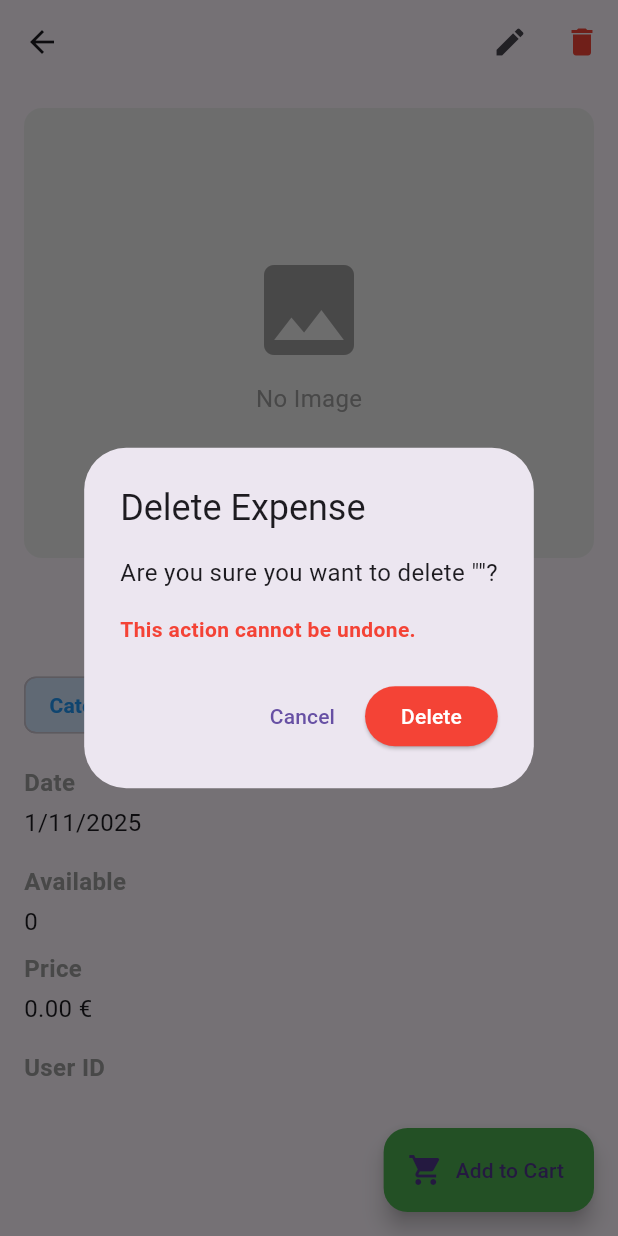
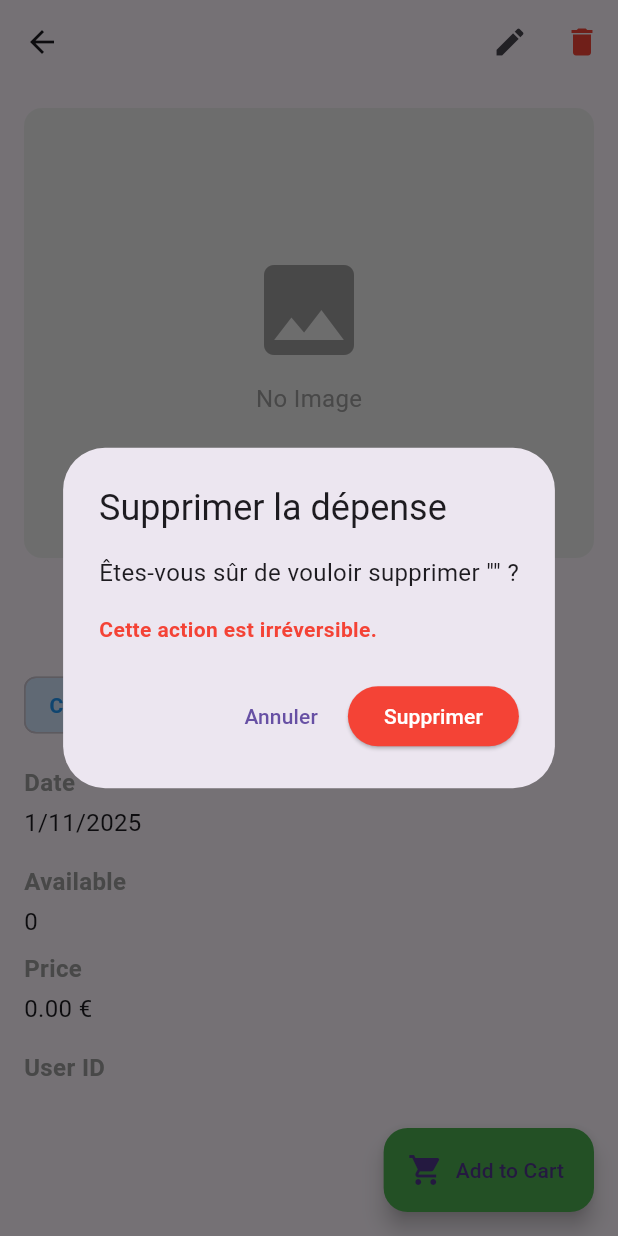
Before and after one commit to youssefgr/ProjetFlutterYoussef, a Flutter app: the ExpensesDetail screen opened directly with empty values, after a tap on the "delete" icon, on a phone screen of 412 x 824 dp. Run offline on Flutter 3.47's test engine with Material 3 defaults, Android fonts, the phone set to English and light mode, and no system bars; our stand-ins replace image_picker, supabase_flutter; missing offline and left inert: flutter_gcaptcha_v3, flutter_inappwebview; accounts and stored records are empty.

Commit message:
correction du probleme daffichage apres update

```diff
--- a/lib/Views/Youssef/Expenses Crud/expenses_delete.dart
+++ b/lib/Views/Youssef/Expenses Crud/expenses_delete.dart
@@ -2,6 +2,7 @@ import 'dart:io';
 import 'package:flutter/material.dart';
 import 'package:projetflutteryoussef/Models/Youssef/expenses_you.dart';
 import 'package:projetflutteryoussef/utils/image_utils.dart';
+import 'package:supabase_flutter/supabase_flutter.dart';
 
 class ExpensesDelete extends StatelessWidget {
   final Expenses expense;
@@ -12,21 +13,54 @@ class ExpensesDelete extends StatelessWidget {
     required this.expense,
     required this.onDelete,
   });
+  Future<void> _deleteExpense(BuildContext context) async {
+    try {
+      // Supprime l'image liée dans le storage si elle existe
+      if (expense.imageURL.isNotEmpty) {
+        await ImageUtils.deleteImage(expense.imageURL);
+      }
+
+      // Supprime la dépense dans Supabase
+      await Supabase.instance.client
+          .from('Expenses')
+          .delete()
+          .eq('id', expense.id);
+
+      // Appelle le callback onDelete (mise à jour UI ou re-fetch)
+      onDelete();
+
+      Navigator.pop(context);
+
+      ScaffoldMessenger.of(context).showSnackBar(
+        SnackBar(
+          content: Text('"${expense.title}" supprimée avec succès'),
+          backgroundColor: Colors.green,
+        ),
+      );
+    } catch (e) {
+      ScaffoldMessenger.of(context).showSnackBar(
+        SnackBar(
+          content: Text('Erreur lors de la suppression : $e'),
+          backgroundColor: Colors.red,
+        ),
+      );
+    }
+  }
+
 
   @override
   Widget build(BuildContext context) {
     return AlertDialog(
-      title: const Text('Delete Expense'),
+      title: const Text('Supprimer la dépense'),
       content: Column(
         mainAxisSize: MainAxisSize.min,
         crossAxisAlignment: CrossAxisAlignment.start,
         children: [
           Text(
-            'Are you sure you want to delete "${expense.title}"?',
+            'Êtes-vous sûr de vouloir supprimer "${expense.title}" ?',
             style: const TextStyle(fontSize: 16),
           ),
           const SizedBox(height: 16),
-
           if (expense.imageURL.isNotEmpty) ...[
             FutureBuilder<File?>(
               future: ImageUtils.getImageFile(expense.imageURL),
@@ -53,9 +87,8 @@ class ExpensesDelete extends StatelessWidget {
             ),
             const SizedBox(height: 16),
           ],
-
           const Text(
-            'This action cannot be undone.',
+            'Cette action est irréversible.',
             style: TextStyle(color: Colors.red, fontWeight: FontWeight.bold),
           ),
         ],
@@ -63,32 +96,15 @@ class ExpensesDelete extends StatelessWidget {
       actions: [
         TextButton(
           onPressed: () => Navigator.pop(context),
-          child: const Text('Cancel'),
+          child: const Text('Annuler'),
         ),
         ElevatedButton(
-          onPressed: () async {
-            // Suppression de l'image liée à la dépense
-            if (expense.imageURL.isNotEmpty) {
-              await ImageUtils.deleteImage(expense.imageURL);
-            }
-
-            // Exécution du callback de suppression
-            onDelete();
-
-            Navigator.pop(context);
-
-            ScaffoldMessenger.of(context).showSnackBar(
-              SnackBar(
-                content: Text('"${expense.title}" deleted successfully'),
-                backgroundColor: Colors.green,
-              ),
-            );
-          },
+          onPressed: () => _deleteExpense(context),
           style: ElevatedButton.styleFrom(
             backgroundColor: Colors.red,
             foregroundColor: Colors.white,
           ),
-          child: const Text('Delete'),
+          child: const Text('Supprimer'),
         ),
       ],
     );
--- a/lib/Views/Youssef/Expenses Crud/expenses_detail.dart
+++ b/lib/Views/Youssef/Expenses Crud/expenses_detail.dart
@@ -7,7 +7,7 @@ import 'expenses_delete.dart';
 import 'package:projetflutteryoussef/Views/Youssef/Expenses Crud/expenses_edit.dart';
 import 'package:projetflutteryoussef/Views/Youssef/Cart/cart_view.dart';
 
-class ExpensesDetail extends StatelessWidget {
+class ExpensesDetail extends StatefulWidget {
   final Expenses expense;
   final Function(Expenses)? onUpdate;
   final Function(String)? onDelete;
@@ -20,43 +20,61 @@ class ExpensesDetail extends StatelessWidget {
   });
 
   @override
+  State<ExpensesDetail> createState() => _ExpensesDetailState();
+}
+
+class _ExpensesDetailState extends State<ExpensesDetail> {
+  late Expenses _currentExpense;
+
+  @override
+  void initState() {
+    super.initState();
+    _currentExpense = widget.expense;
+  }
+
+  void _handleUpdate(Expenses updatedExpense) {
+    setState(() {
+      _currentExpense = updatedExpense;
+    });
+    if (widget.onUpdate != null) {
+      widget.onUpdate!(updatedExpense);
+    }
+  }
+
+  @override
   Widget build(BuildContext context) {
     return Scaffold(
       appBar: AppBar(
-        title: Text(expense.title),
+        title: Text(_currentExpense.title),
         actions: [
-          // Edit item
           IconButton(
             icon: const Icon(Icons.edit),
             tooltip: 'Edit',
             onPressed: () {
               Navigator.push(
                 context,
-                MaterialPageRoute(
-                  builder: (context) => ExpensesEdit(expense: expense),
-                ),
+                MaterialPageRoute(builder: (context) => ExpensesEdit(expense: _currentExpense)),
               ).then((updatedExpense) {
-                if (updatedExpense != null) {
-                  onUpdate?.call(updatedExpense);
-                  Navigator.pop(context, updatedExpense);
+                if (updatedExpense != null && updatedExpense is Expenses) {
+                  _handleUpdate(updatedExpense);
                 }
               });
             },
           ),
-          // Delete item
           IconButton(
             icon: const Icon(Icons.delete, color: Colors.red),
             tooltip: 'Delete',
             onPressed: () {
               showDialog(
                 context: context,
-                builder: (context) =>
-                    ExpensesDelete(
-                      expense: expense,
-                      onDelete: () {
-                        onDelete?.call(expense.id);
-                      },
-                    ),
+                builder: (context) => ExpensesDelete(
+                  expense: _currentExpense,
+                  onDelete: () {
+                    if (widget.onDelete != null) widget.onDelete!(_currentExpense.id);
+                    Navigator.pop(context); // Close dialog
+                    Navigator.pop(context); // Close detail page after deletion
+                  },
+                ),
               );
             },
           ),
@@ -70,31 +88,27 @@ class ExpensesDetail extends StatelessWidget {
             _buildExpenseImage(),
             const SizedBox(height: 24),
             Text(
-              expense.title,
+              _currentExpense.title,
               style: const TextStyle(fontSize: 24, fontWeight: FontWeight.bold),
             ),
             const SizedBox(height: 16),
             Row(
               children: [
-                _buildInfoChip('Category', expense.category.name, Colors.blue),
+                _buildInfoChip('Category', _currentExpense.category.name, Colors.blue),
               ],
             ),
             const SizedBox(height: 16),
-            _buildInfoRow(
-              'Date',
-              '${expense.date.day}/${expense.date.month}/${expense.date.year}',
-            ),
+            _buildInfoRow('Date',
+                '${_currentExpense.date.day}/${_currentExpense.date.month}/${_currentExpense.date.year}'),
             const SizedBox(height: 16),
-            _buildInfoRow('Available', expense.amount.toStringAsFixed(0)),
+            _buildInfoRow('Available', _currentExpense.amount.toStringAsFixed(0)),
             const SizedBox(height: 8),
-            _buildInfoRow('Price', '${expense.price.toStringAsFixed(2)} €'),
+            _buildInfoRow('Price', '${_currentExpense.price.toStringAsFixed(2)} €'),
             const SizedBox(height: 16),
-            _buildInfoRow('User ID', expense.userId),
+            _buildInfoRow('User ID', _currentExpense.userId),
           ],
         ),
       ),
-
-      // Floating action button to add to cart
       floatingActionButton: FloatingActionButton.extended(
         backgroundColor: Colors.green,
         icon: const Icon(Icons.shopping_cart),
@@ -104,9 +118,8 @@ class ExpensesDetail extends StatelessWidget {
     );
   }
 
-  // Image display
   Widget _buildExpenseImage() {
-    if (expense.imageURL.isEmpty) {
+    if (_currentExpense.imageURL.isEmpty) {
       return Container(
         width: double.infinity,
         height: 300,
@@ -119,15 +132,14 @@ class ExpensesDetail extends StatelessWidget {
           children: [
             Icon(Icons.image, size: 80, color: Colors.grey),
             SizedBox(height: 8),
-            Text(
-                'No Image', style: TextStyle(color: Colors.grey, fontSize: 16)),
+            Text('No Image', style: TextStyle(color: Colors.grey, fontSize: 16)),
           ],
         ),
       );
     }
 
     return FutureBuilder<File?>(
-      future: ImageUtils.getImageFile(expense.imageURL),
+      future: ImageUtils.getImageFile(_currentExpense.imageURL),
       builder: (context, snapshot) {
         if (snapshot.connectionState == ConnectionState.waiting) {
           return Container(
@@ -168,7 +180,6 @@ class ExpensesDetail extends StatelessWidget {
     );
   }
 
-  // Info chip widget
   Widget _buildInfoChip(String label, String value, Color color) {
     return Chip(
       backgroundColor: color.withOpacity(0.2),
@@ -179,7 +190,6 @@ class ExpensesDetail extends StatelessWidget {
     );
   }
 
-  // Info row widget
   Widget _buildInfoRow(String label, String value) {
     return Column(
       crossAxisAlignment: CrossAxisAlignment.start,
@@ -196,20 +206,16 @@ class ExpensesDetail extends StatelessWidget {
     );
   }
 
-  // The dialog for adding to cart
   void _showAddToCartDialog(BuildContext context) {
-    final TextEditingController qtyController = TextEditingController(
-        text: "1");
+    final TextEditingController qtyController = TextEditingController(text: "1");
     final cart = CartManager();
-
-    // Capture the parent Scaffold context BEFORE showing the dialog
     final scaffoldContext = ScaffoldMessenger.of(context);
 
     showDialog(
       context: context,
       builder: (dialogContext) {
         return AlertDialog(
-          title: Text('Add "${expense.title}" to cart'),
+          title: Text('Add "${_currentExpense.title}" to cart'),
           content: Column(
             mainAxisSize: MainAxisSize.min,
             children: [
@@ -220,7 +226,7 @@ class ExpensesDetail extends StatelessWidget {
                 keyboardType: TextInputType.number,
                 decoration: InputDecoration(
                   border: const OutlineInputBorder(),
-                  hintText: 'Quantity (max: ${expense.amount.toInt()})',
+                  hintText: 'Quantity (max: ${_currentExpense.amount.toInt()})',
                 ),
               ),
             ],
@@ -237,7 +243,7 @@ class ExpensesDetail extends StatelessWidget {
               onPressed: () {
                 final qty = int.tryParse(qtyController.text) ?? 0;
 
-                if (qty <= 0 || qty > expense.amount) {
+                if (qty <= 0 || qty > _currentExpense.amount) {
                   scaffoldContext.showSnackBar(
                     const SnackBar(
                       content: Text('Invalid quantity selected!'),
@@ -247,26 +253,20 @@ class ExpensesDetail extends StatelessWidget {
                   return;
                 }
 
-                // Add to cart
-                cart.addToCart(expense, qty);
-
-                // Close the dialog first
+                cart.addToCart(_currentExpense, qty);
                 Navigator.pop(dialogContext);
 
-                // Now safely show the SnackBar using the saved scaffold context
                 scaffoldContext.showSnackBar(
                   SnackBar(
-                    content: Text('$qty × "${expense.title}" added to cart!'),
+                    content: Text('$qty × "${_currentExpense.title}" added to cart!'),
                     backgroundColor: Colors.green,
                     action: SnackBarAction(
                       label: 'View Cart',
                       textColor: Colors.white,
                       onPressed: () {
-                        // Safe navigation using the valid ScaffoldMessenger context
                         Navigator.push(
                           context,
-                          MaterialPageRoute(builder: (
-                              context) => const CartView()),
+                          MaterialPageRoute(builder: (context) => const CartView()),
                         );
                       },
                     ),
--- a/lib/Views/Youssef/Expenses Crud/expenses_grid_item.dart
+++ b/lib/Views/Youssef/Expenses Crud/expenses_grid_item.dart
@@ -38,7 +38,6 @@ class ExpensesGridItem extends StatelessWidget {
         child: Column(
           crossAxisAlignment: CrossAxisAlignment.stretch,
           children: [
-            // Image Section
             Container(
               height: 100,
               decoration: const BoxDecoration(
@@ -49,8 +48,6 @@ class ExpensesGridItem extends StatelessWidget {
               ),
               child: _buildExpenseImage(),
             ),
-
-            // Text Section
             Expanded(
               child: Padding(
                 padding: const EdgeInsets.all(6),
```
Also changed, not shown: lib/Models/Youssef/expenses_you.dart (+14 -9 lines), lib/Views/Youssef/Expenses Crud/expenses_edit.dart (+28 -3 lines), lib/Views/Youssef/Expenses Crud/expenses_list.dart (+57 -29 lines), lib/repositories/expenses_repository.dart (+66 -5 lines), lib/viewmodels/expenses_viewmodel.dart (+74 -16 lines).
